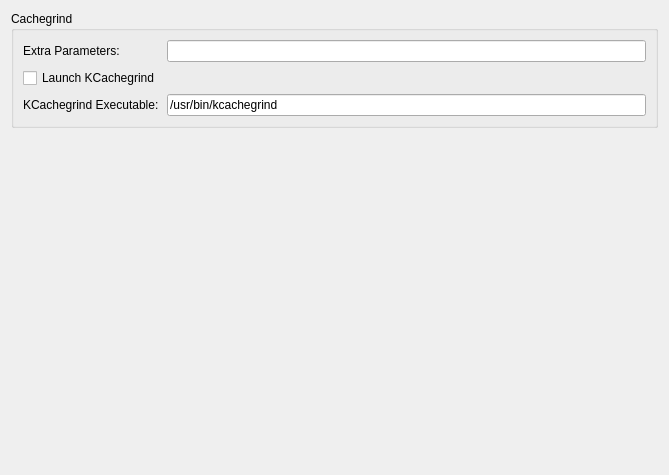
KDE/kdev-valgrind, file config/ui/cachegrindconfig.ui: the form before one commit.
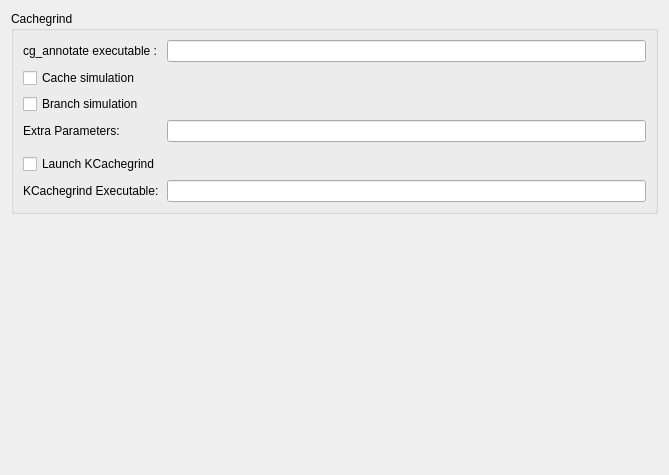
The form after the commit. Custom widgets are drawn as their Qt base class.

```diff
--- a/config/ui/cachegrindconfig.ui
+++ b/config/ui/cachegrindconfig.ui
@@ -17,21 +17,71 @@
       <string>Cachegrind</string>
      </property>
      <layout class="QGridLayout" name="gridLayout">
-      <item row="2" column="0">
+      <item row="7" column="0">
        <widget class="QCheckBox" name="launchKCachegrind">
         <property name="text">
          <string>Launch KCachegrind</string>
         </property>
        </widget>
       </item>
-      <item row="3" column="0">
+      <item row="8" column="0">
        <widget class="QLabel" name="label">
         <property name="text">
          <string>KCachegrind Executable:</string>
         </property>
        </widget>
       </item>
-      <item row="0" column="0">
+      <item row="8" column="1">
+       <widget class="KLineEdit" name="KCachegrindExecutable">
+        <property name="enabled">
+         <bool>true</bool>
+        </property>
+        <property name="text">
+         <string/>
+        </property>
+       </widget>
+      </item>
+      <item row="2" column="0">
+       <widget class="QLabel" name="label_3">
+        <property name="text">
+         <string>cg_annotate executable :</string>
+        </property>
+       </widget>
+      </item>
+      <item row="2" column="1">
+       <widget class="QLineEdit" name="CachegrindAnnotateExecutable">
+        <property name="text">
+         <string/>
+        </property>
+       </widget>
+      </item>
+      <item row="4" column="0">
+       <widget class="QCheckBox" name="branchSimulation">
+        <property name="text">
+         <string>Branch simulation</string>
+        </property>
+        <property name="checked">
+         <bool>false</bool>
+        </property>
+       </widget>
+      </item>
+      <item row="3" column="0">
+       <widget class="QCheckBox" name="cacheSimulation">
+        <property name="text">
+         <string>Cache simulation</string>
+        </property>
+        <property name="checked">
+         <bool>false</bool>
+        </property>
+       </widget>
+      </item>
+      <item row="6" column="0">
+       <widget class="KSeparator" name="kseparator"/>
+      </item>
+      <item row="6" column="1">
+       <widget class="KSeparator" name="kseparator_2"/>
+      </item>
+      <item row="5" column="0">
        <widget class="QLabel" name="label_2">
         <property name="text">
          <string>Extra Parameters:</string>
@@ -41,19 +91,9 @@
         </property>
        </widget>
       </item>
-      <item row="0" column="1">
+      <item row="5" column="1">
        <widget class="KLineEdit" name="cachegrindParameters"/>
       </item>
-      <item row="3" column="1">
-       <widget class="KLineEdit" name="KCachegrindExecutable">
-        <property name="enabled">
-         <bool>true</bool>
-        </property>
-        <property name="text">
-         <string>/usr/bin/kcachegrind</string>
-        </property>
-       </widget>
-      </item>
      </layout>
     </widget>
    </item>
@@ -78,6 +118,11 @@
    <extends>QLineEdit</extends>
    <header>klineedit.h</header>
   </customwidget>
+  <customwidget>
+   <class>KSeparator</class>
+   <extends>QFrame</extends>
+   <header>kseparator.h</header>
+  </customwidget>
  </customwidgets>
  <resources/>
  <connections/>
```
